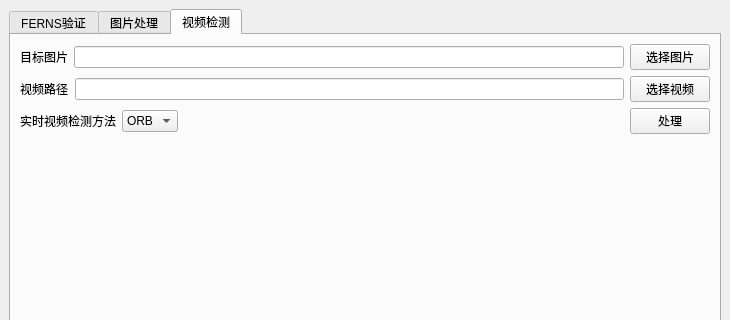
weiliana/cv_homework, file mainwindow.ui: the form before one commit; both pictures show x 0 to 730 and y 0 to 320 of the 730 by 614 pixel window.
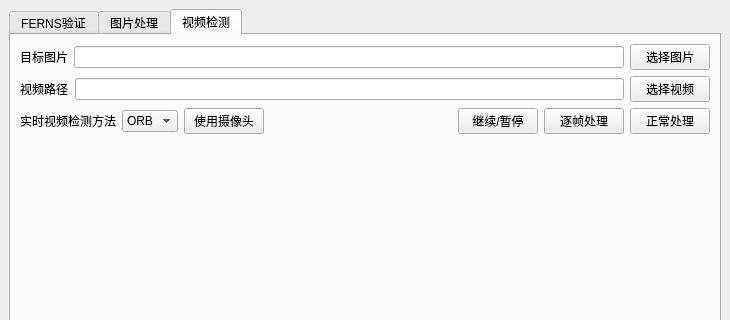
The form after the commit.

Commit message:
modify(video): add pause&continue button and camera
忽略上传.pro文件，避免opencv库文件路径不同造成冲突

Diff of the .ui file:
```diff
--- a/mainwindow.ui
+++ b/mainwindow.ui
@@ -449,6 +449,13 @@
             </item>
            </widget>
           </item>
+          <item>
+           <widget class="QPushButton" name="useCamera_btn">
+            <property name="text">
+             <string>使用摄像头</string>
+            </property>
+           </widget>
+          </item>
           <item>
            <spacer name="horizontalSpacer_6">
             <property name="orientation">
@@ -462,10 +469,24 @@
             </property>
            </spacer>
           </item>
+          <item>
+           <widget class="QPushButton" name="videoContinue_btn">
+            <property name="text">
+             <string>继续/暂停</string>
+            </property>
+           </widget>
+          </item>
+          <item>
+           <widget class="QPushButton" name="videoStepProcess_btn">
+            <property name="text">
+             <string>逐帧处理</string>
+            </property>
+           </widget>
+          </item>
           <item>
            <widget class="QPushButton" name="videoProcess_btn">
             <property name="text">
-             <string>处理</string>
+             <string>正常处理</string>
             </property>
            </widget>
           </item>
```
The commit also changes 5 other files.
